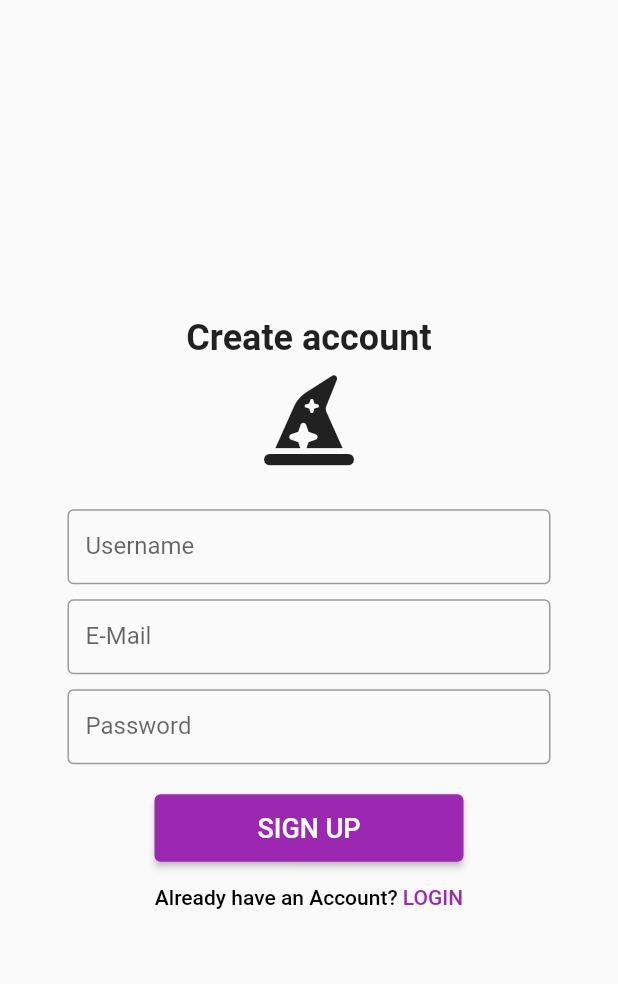
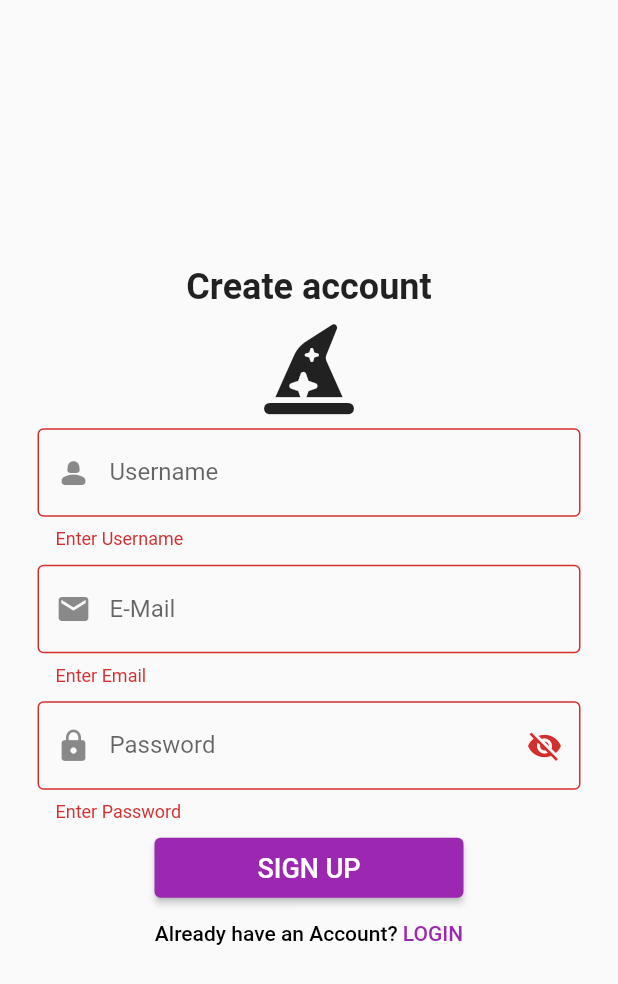
Before and after one commit to wgrzesik/flutter-app, a Flutter app: the SignUpPage screen opened directly, after a tap on "SIGN UP", on a phone screen of 412 x 824 dp. Shown: the top 984 px of the screen. Run offline on Flutter 3.47's test engine with Material 2 defaults, Android fonts, the phone set to English and light mode, and no system bars; our stand-ins replace awesome_dialog, bloc, cloud_firestore, equatable, firebase_auth, firebase_core and 5 more; accounts and stored records are empty; Roboto replaces fonts that are missing (Montserrat).

Commit message:
added def to stats_entity, updated ui of sign_in and sign_up

```diff
--- a/lib/feature/domain/entities/stats_entity.dart
+++ b/lib/feature/domain/entities/stats_entity.dart
@@ -6,11 +6,11 @@ class StatsEntity extends Equatable {
   final String? term;
   final int? amount;
   final String? uid;
-  final String? statsId;
+  final String? def;
 
-  StatsEntity({this.set, this.term, this.amount, this.uid, this.statsId});
+  StatsEntity({this.set, this.term, this.amount, this.uid, this.def});
 
   @override
   // TODO: implement props
-  List<Object?> get props => [set, term, amount, uid, statsId];
+  List<Object?> get props => [set, term, amount, uid, def];
 }
--- a/lib/feature/presentation/pages/sign_up_page.dart
+++ b/lib/feature/presentation/pages/sign_up_page.dart
@@ -25,13 +25,13 @@ class SignUpPage extends StatefulWidget {
 }
 
 class _SignUpPageState extends State<SignUpPage> {
-  TextEditingController _usernameController = TextEditingController();
-  TextEditingController _emailController = TextEditingController();
-  TextEditingController _passwordController = TextEditingController();
-
+  final _usernameController = TextEditingController();
+  final _emailController = TextEditingController();
+  final _passwordController = TextEditingController();
+  final _globalKey = GlobalKey<ScaffoldState>();
+  final _formField = GlobalKey<FormState>();
   bool shouldInitializeStats = false;
-
-  GlobalKey<ScaffoldState> _globalKey = GlobalKey<ScaffoldState>();
+  bool showPassword = true;
 
   @override
   void dispose() {
@@ -68,32 +68,24 @@ class _SignUpPageState extends State<SignUpPage> {
             if (userState is UserSuccess) {
               BlocProvider.of<AuthCubit>(context).loggedIn();
             }
-            if (userState is UserFailure) {
-              SnackBar(
-                backgroundColor: Colors.red,
-                duration: Duration(seconds: 3),
-                content: Row(
-                  mainAxisAlignment: MainAxisAlignment.spaceBetween,
-                  children: [
-                    Text("invalid email"),
-                    Icon(FontAwesome.exclamation_triangle)
-                  ],
-                ),
-              );
-            }
+            // if (userState is UserFailure) {
+            //   print('User Failure');
+            // }
           },
         ));
   }
 
   _bodyWidget() {
-    return Container(
+    return Form(
+      key: _formField,
+      child: Container(
         padding: const EdgeInsets.all(25),
         child: Column(
           mainAxisAlignment: MainAxisAlignment.center,
           children: [
-          const SizedBox(
-            height: 10,
-          ),
+            // const SizedBox(
+            //   height: 10,
+            // ),
             const Text('Create account',
                 style: TextStyle(fontSize: 24, fontWeight: FontWeight.bold)),
             const SizedBox(
@@ -101,52 +93,78 @@ class _SignUpPageState extends State<SignUpPage> {
             ),
             const FaIcon(FontAwesomeIcons.hatWizard, size: 60),
             const SizedBox(
-            height: 30,
+              height: 10,
             ),
-          Container(
-            height: 50,
-            padding: const EdgeInsets.symmetric(horizontal: 20),
-            child: TextField(
+            TextFormField(
+              keyboardType: TextInputType.emailAddress,
               controller: _usernameController,
               decoration: const InputDecoration(
                   labelText: 'Username',
                   hintText: 'Username',
-                  border: OutlineInputBorder()),
-            ),
+                  border: OutlineInputBorder(),
+                  prefixIcon: Icon(Icons.person_2_rounded)),
+              validator: (value) {
+                if (value!.isEmpty) {
+                  return 'Enter Username';
+                }
+              },
             ),
             const SizedBox(
               height: 10,
             ),
-          Container(
-            height: 50,
-            padding: const EdgeInsets.symmetric(horizontal: 20),
-            child: TextField(
+            TextFormField(
+              keyboardType: TextInputType.emailAddress,
               controller: _emailController,
-              decoration: const InputDecoration(
+              decoration: InputDecoration(
                   labelText: 'E-Mail',
                   hintText: 'E-Mail',
-                  border: OutlineInputBorder()),
-            ),
+                  border: OutlineInputBorder(),
+                  prefixIcon: Icon(Icons.mail)),
+              validator: (value) {
+                final bool validEmail = RegExp(
+                        r"^[a-zA-Z0-9.a-zA-Z0-9.!#$%&'*+-/=?^_`{|}~]+@[a-zA-Z0-9]+\.[a-zA-Z]+")
+                    .hasMatch(value!);
+                if (value.isEmpty) {
+                  return 'Enter Email';
+                } else if (!validEmail) {
+                  return 'Enter Valid Email';
+                }
+              },
             ),
             const SizedBox(
               height: 10,
             ),
-          Container(
-            height: 50,
-            padding: const EdgeInsets.symmetric(horizontal: 20),
-            child: TextField(
+            TextFormField(
+              keyboardType: TextInputType.emailAddress,
               controller: _passwordController,
-              decoration: const InputDecoration(
+              obscureText: showPassword,
+              decoration: InputDecoration(
                   labelText: 'Password',
                   hintText: 'Password',
-                  border: OutlineInputBorder()),
-            ),
+                  border: const OutlineInputBorder(),
+                  prefixIcon: const Icon(Icons.lock),
+                  suffixIcon: InkWell(
+                    onTap: () {
+                      setState(() {
+                        showPassword = !showPassword;
+                      });
+                    },
+                    child: Icon(
+                        showPassword ? Icons.visibility_off : Icons.visibility),
+                  )),
+              validator: (value) {
+                if (value!.isEmpty) {
+                  return 'Enter Password';
+                } else if (_passwordController.text.length < 6) {
+                  return 'Password is too short! Has to be more than 6 characters';
+                }
+              },
             ),
             const SizedBox(
-            height: 20,
+              height: 10,
             ),
             SizedBox(
-            height: 45,
+              height: 40,
               width: MediaQuery.of(context).size.width / 2,
               child: ElevatedButton(
                   child: const Text('SIGN UP',
@@ -166,14 +184,17 @@ class _SignUpPageState extends State<SignUpPage> {
                   TextSpan(
                       text: 'Already have an Account? ',
                       style: TextStyle(color: Colors.black)),
-                TextSpan(text: 'LOGIN', style: TextStyle(color: Colors.purple))
+                  TextSpan(
+                      text: 'LOGIN', style: TextStyle(color: Colors.purple))
                 ])))
           ],
+        ),
       ),
     );
   }
 
   void submitSignIn() {
+    if (_formField.currentState!.validate()) {
       shouldInitializeStats = true;
       if (_usernameController.text.isNotEmpty &&
           _emailController.text.isNotEmpty &&
@@ -187,3 +208,4 @@ class _SignUpPageState extends State<SignUpPage> {
       }
     }
   }
+}
--- a/lib/feature/presentation/pages/srs_page.dart
+++ b/lib/feature/presentation/pages/srs_page.dart
@@ -93,7 +93,7 @@ class _SrsPageState extends State<SrsPage> {
                         children: [
                           Center(
                             child: Text(
-                                "${statsLoadedState.stats[index].term}: ${statsLoadedState.stats[index].amount}",
+                                "${statsLoadedState.stats[index].amount}\n${statsLoadedState.stats[index].term}\n${statsLoadedState.stats[index].def}",
                                 overflow: TextOverflow.ellipsis,
                                 style: TextStyle(
                                   fontSize: 16,
```
Also changed, not shown: lib/feature/data/remote/data_sources/firebase_remote_data_source_impl.dart (+2 -195 lines), lib/feature/data/remote/models/stats_model.dart (+9 -15 lines), lib/feature/presentation/pages/sign_in_page.dart (+68 -33 lines). Lines whose indentation alone changed are shown as unchanged.
